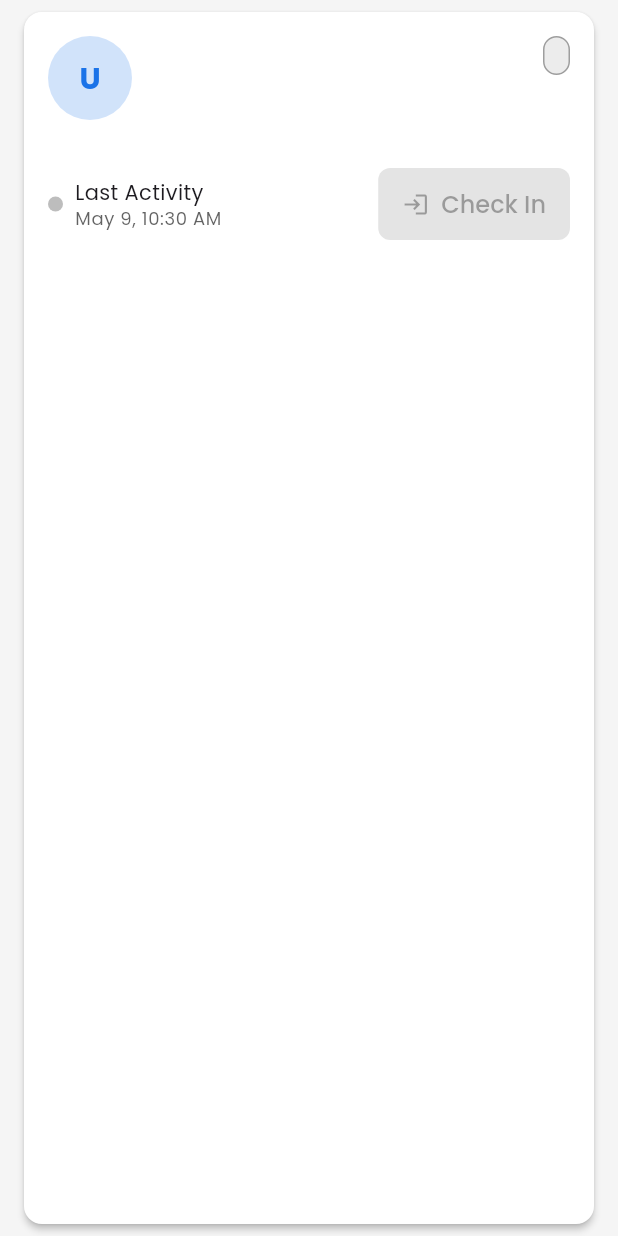
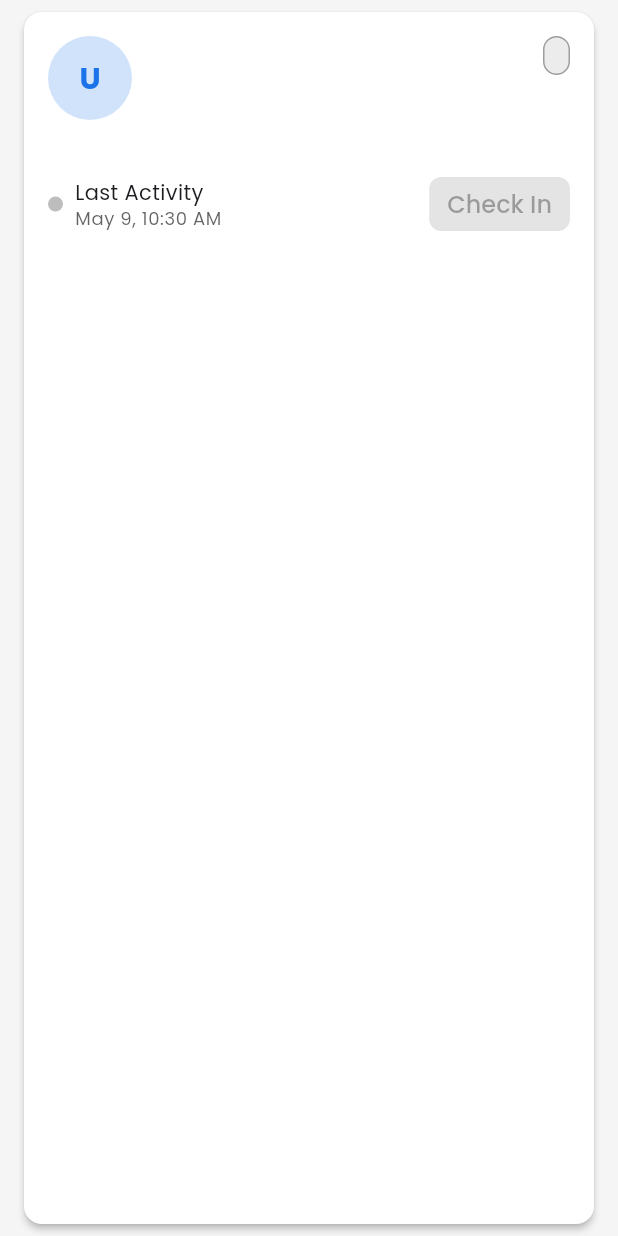
Before and after one commit to iYEiD/smartgym, a Flutter app: the UserListItem widget shown alone on an empty page, opened directly with empty values, on a phone screen of 412 x 824 dp. Run offline on Flutter 3.47's test engine with Material 3 defaults, Android fonts, the light colour scheme and no system bars; our stand-ins replace equatable, fl_chart, flutter_riverpod, google_fonts, logger, shared_preferences; missing offline and left inert: mqtt_client, postgres; accounts and stored records are empty.

Commit message:
fix: fixed checkout functionality

```diff
--- a/lib/presentation/widgets/user_list_item.dart
+++ b/lib/presentation/widgets/user_list_item.dart
@@ -136,7 +136,8 @@ class UserListItem extends StatelessWidget {
 
     if (user.isCurrentlyCheckedIn) {
       final checkInTime = user.lastCheckIn;
-      return Row(
+      return Expanded(
+        child: Row(
           children: [
             Container(
               width: 10,
@@ -147,7 +148,8 @@ class UserListItem extends StatelessWidget {
               ),
             ),
             const SizedBox(width: 8),
-          Column(
+            Expanded(
+              child: Column(
                 crossAxisAlignment: CrossAxisAlignment.start,
                 children: [
                   Text(
@@ -163,24 +165,30 @@ class UserListItem extends StatelessWidget {
                       style: Theme.of(context).textTheme.bodySmall?.copyWith(
                             color: AppTheme.onSurfaceColor.withOpacity(0.7),
                           ),
+                      overflow: TextOverflow.ellipsis,
                     ),
                 ],
               ),
+            ),
           ],
+        ),
       );
     } else {
       final lastActivity = user.lastCheckout ?? user.lastCheckIn;
 
       if (lastActivity == null) {
-        return Text(
+        return Expanded(
+          child: Text(
             'No recent activity',
             style: Theme.of(context).textTheme.bodyMedium?.copyWith(
                   color: AppTheme.onSurfaceColor.withOpacity(0.7),
                 ),
+          ),
         );
       }
 
-      return Row(
+      return Expanded(
+        child: Row(
           children: [
             Container(
               width: 10,
@@ -191,7 +199,8 @@ class UserListItem extends StatelessWidget {
               ),
             ),
             const SizedBox(width: 8),
-          Column(
+            Expanded(
+              child: Column(
                 crossAxisAlignment: CrossAxisAlignment.start,
                 children: [
                   Text(
@@ -203,34 +212,39 @@ class UserListItem extends StatelessWidget {
                     style: Theme.of(context).textTheme.bodySmall?.copyWith(
                           color: AppTheme.onSurfaceColor.withOpacity(0.7),
                         ),
+                    overflow: TextOverflow.ellipsis,
                   ),
                 ],
               ),
+            ),
           ],
+        ),
       );
     }
   }
 
   Widget _buildActionButtons(BuildContext context) {
     if (user.isCurrentlyCheckedIn) {
-      return ElevatedButton.icon(
+      return ElevatedButton(
         onPressed: onCheckout,
-        icon: const Icon(Icons.logout),
-        label: const Text('Check Out'),
         style: ElevatedButton.styleFrom(
           backgroundColor: AppTheme.occupancyHighColor,
           foregroundColor: Colors.white,
+          padding: const EdgeInsets.symmetric(horizontal: 12, vertical: 0),
+          minimumSize: const Size(0, 36),
         ),
+        child: const Text('Check Out'),
       );
     } else {
-      return ElevatedButton.icon(
+      return ElevatedButton(
         onPressed: onCheckIn,
-        icon: const Icon(Icons.login),
-        label: const Text('Check In'),
         style: ElevatedButton.styleFrom(
           backgroundColor: AppTheme.occupancyLowColor,
           foregroundColor: Colors.white,
+          padding: const EdgeInsets.symmetric(horizontal: 12, vertical: 0),
+          minimumSize: const Size(0, 36),
         ),
+        child: const Text('Check In'),
       );
     }
   }
```
Also changed, not shown: lib/data/models/check_in_log_model.dart (+36 -8 lines), lib/data/models/user_model.dart (+20 -4 lines). Lines whose indentation alone changed are shown as unchanged.
